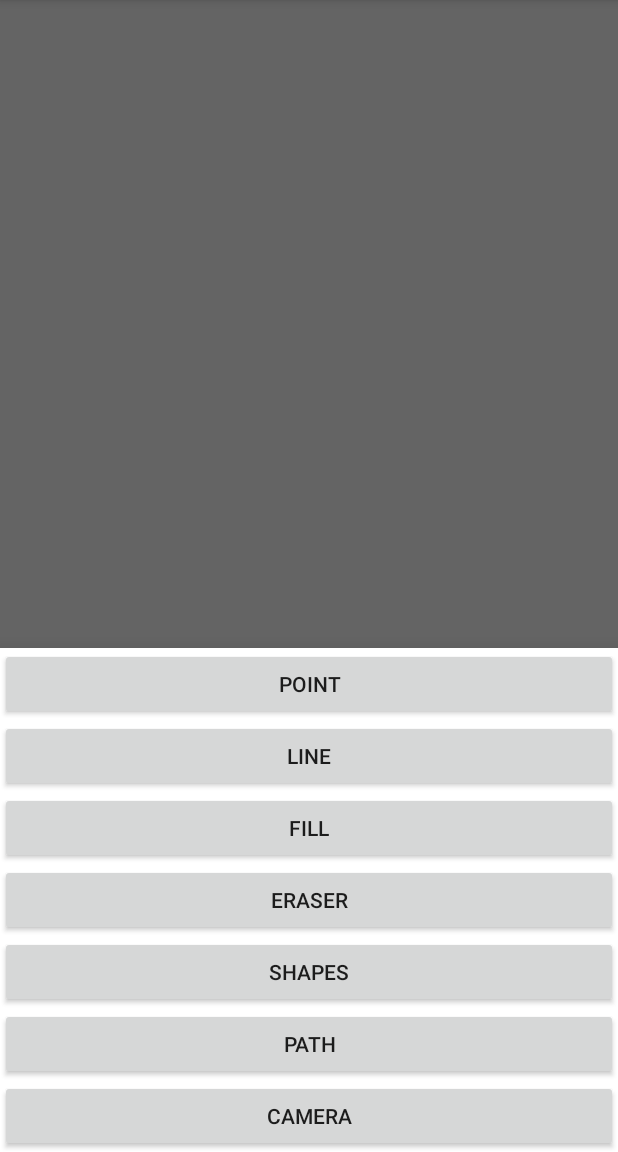
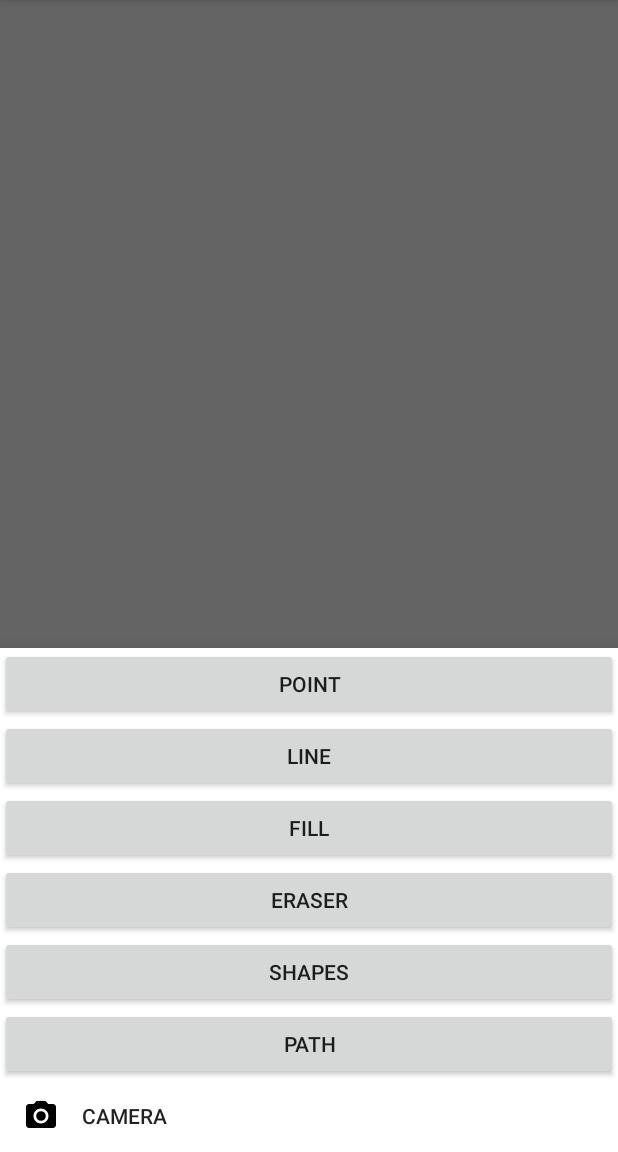
Before and after one commit to sw19-tug/morning03, an Android app: the screen it shows after launch (MainActivity), after a tap on "Choose Drawing Tool", on a phone screen of 412 x 824 dp, the part 84-1236 px from its top. Run offline under Robolectric (Android 15) with nearby library versions, the phone set to English and light mode, and no system bars.

```diff
--- a/app/src/main/java/sw19/moring03/paint/Fragments/ShapeChooserFragment.java
+++ b/app/src/main/java/sw19/moring03/paint/Fragments/ShapeChooserFragment.java
@@ -20,8 +20,8 @@ public class ShapeChooserFragment extends DialogFragment {
         AlertDialog.Builder builder = new AlertDialog.Builder(getActivity());
         builder.setTitle(R.string.shapeChooserFragment)
                 .setItems(R.array.shape_type, new DialogInterface.OnClickListener() {
-                            public void onClick(DialogInterface dialog, int which) {
-                                String[] types = getResources().getStringArray(R.array.shape_type);
+                        public void onClick(DialogInterface dialog, int which) {
+                            String[] types = getResources().getStringArray(R.array.shape_type);
 
                                 if (getContext() != null) {
                                     MainActivity activity = (MainActivity) getContext();
--- a/app/src/main/java/sw19/moring03/paint/Views/DrawingView.java
+++ b/app/src/main/java/sw19/moring03/paint/Views/DrawingView.java
@@ -89,8 +89,6 @@ public class DrawingView extends View {
     public void selectTool() {
         Tool chosenTool = ((MainActivity) getContext()).getChosenTool();
 
-        Bitmap curBitmap = (((MainActivity) getContext()).newPhoto);
-
         switch (chosenTool) {
             case FILL:
                 break;
@@ -111,6 +109,7 @@ public class DrawingView extends View {
             case DRAW_RECTANGLE:
                 break;
             case TAKE_PHOTO:
+                Bitmap curBitmap = (((MainActivity) getContext()).newPhoto);
                 objectsToPaint.add(new PhotoTool(curBitmap));
                 break;
         }
--- /dev/null
+++ b/app/src/main/res/drawable/ic_photo_camera_black_24dp.xml
@@ -0,0 +1,12 @@
+<vector xmlns:android="http://schemas.android.com/apk/res/android"
+        android:width="24dp"
+        android:height="24dp"
+        android:viewportWidth="24.0"
+        android:viewportHeight="24.0">
+    <path
+        android:fillColor="#FF000000"
+        android:pathData="M12,12m-3.2,0a3.2,3.2 0,1 1,6.4 0a3.2,3.2 0,1 1,-6.4 0"/>
+    <path
+        android:fillColor="#FF000000"
+        android:pathData="M9,2L7.17,4L4,4c-1.1,0 -2,0.9 -2,2v12c0,1.1 0.9,2 2,2h16c1.1,0 2,-0.9 2,-2L22,6c0,-1.1 -0.9,-2 -2,-2h-3.17L15,2L9,2zM12,17c-2.76,0 -5,-2.24 -5,-5s2.24,-5 5,-5 5,2.24 5,5 -2.24,5 -5,5z"/>
+</vector>
--- a/app/src/main/res/layout/tool_chooser_menu.xml
+++ b/app/src/main/res/layout/tool_chooser_menu.xml
@@ -61,12 +61,17 @@
 
     <Button
         android:id="@+id/cameraButton"
-        android:text="@string/drawCameraPicture"
         android:layout_width="match_parent"
         android:layout_height="wrap_content"
         android:layout_weight="1"
+        android:background="@android:color/transparent"
+        android:drawableStart="@drawable/ic_photo_camera_black_24dp"
+        android:paddingStart="15dp"
+        android:paddingEnd="15dp"
+        android:drawablePadding="15dp"
+        android:gravity="start|center_vertical"
         android:onClick="chooseNewTool"
-        />
+        android:text="@string/drawCameraPicture" />
 
 
 </LinearLayout>
```
Also changed, not shown: app/src/main/java/sw19/moring03/paint/MainActivity.java (+16 -16 lines).
